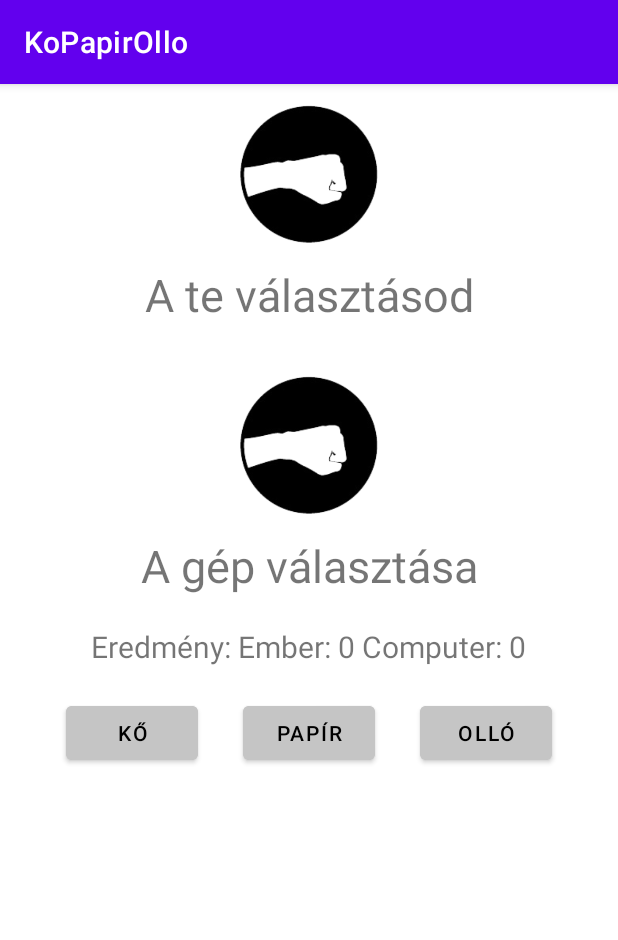
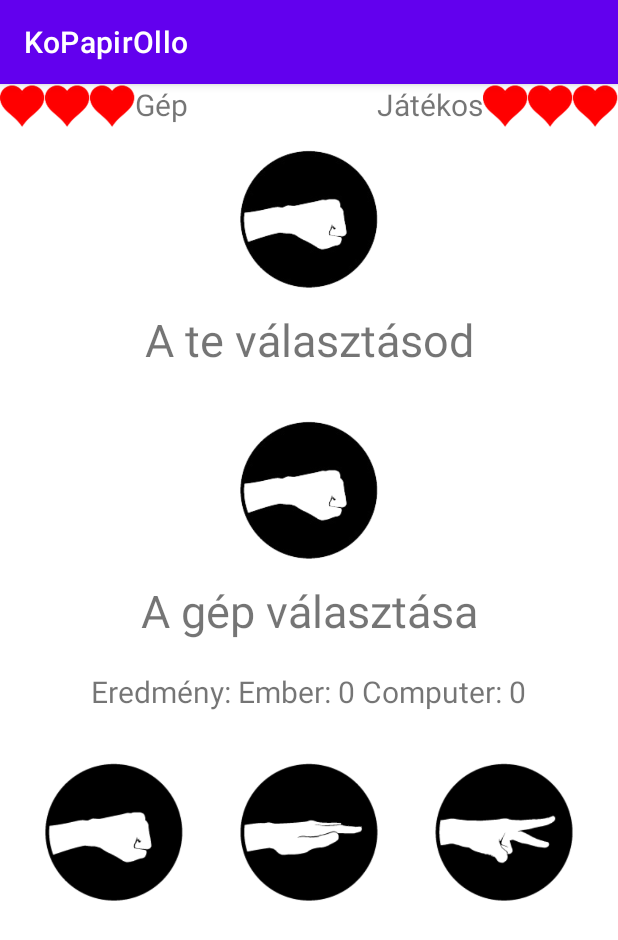
Before and after one commit to Maurisz02/as-KoPapirOllo, an Android app: the screen it shows after launch (MainActivity), on a phone screen of 412 x 824 dp. Shown: the top 940 px of the screen. Run offline under Robolectric (Android 15) with nearby library versions, the phone set to English and light mode, and no system bars.

Commit message:
Szorgalmi design kesz

```diff
--- a/app/src/main/java/com/example/kopapirollo/MainActivity.java
+++ b/app/src/main/java/com/example/kopapirollo/MainActivity.java
@@ -16,7 +16,7 @@ import java.util.Random;
 public class MainActivity extends AppCompatActivity {
 
     private ImageView koKep, gepKoKep;
-    private Button  koBtn, papirBtn, olloBtn;
+    private ImageView  koBtn, papirBtn, olloBtn;
     private TextView emberScore, gepScore;
     private int gepValasztas;
     private Random rnd;
--- a/app/src/main/res/layout/activity_main.xml
+++ b/app/src/main/res/layout/activity_main.xml
@@ -11,6 +11,92 @@
         android:layout_height="wrap_content"
         android:gravity="center"
         android:orientation="vertical">
+
+        <LinearLayout
+            android:layout_width="match_parent"
+            android:layout_height="wrap_content"
+            android:gravity="center">
+
+
+            <LinearLayout
+                android:layout_width="wrap_content"
+                android:layout_height="wrap_content"
+                android:layout_weight="1"
+                android:gravity="start">
+
+                <ImageView
+                    android:id="@+id/gHp1"
+                    android:layout_width="30dp"
+                    android:layout_height="30dp"
+                    android:src="@drawable/heart2"
+                    />
+
+                <ImageView
+                    android:id="@+id/gHp2"
+                    android:layout_width="30dp"
+                    android:layout_height="30dp"
+                    android:src="@drawable/heart2"
+                    />
+
+                <ImageView
+                    android:id="@+id/gHp3"
+                    android:layout_width="30dp"
+                    android:layout_height="30dp"
+                    android:src="@drawable/heart2"
+                    />
+
+                <TextView
+                    android:layout_width="wrap_content"
+                    android:layout_height="wrap_content"
+                    android:text="Gép"
+                    android:textAlignment="center"
+                    android:textSize="20sp" />
+
+            </LinearLayout>
+
+
+            <LinearLayout
+                android:layout_width="wrap_content"
+                android:layout_height="wrap_content"
+                android:layout_weight="1"
+                android:gravity="end">
+
+                <TextView
+                    android:layout_width="wrap_content"
+                    android:layout_height="wrap_content"
+                    android:text="Játékos"
+                    android:textAlignment="center"
+                    android:textSize="20sp" />
+
+                <ImageView
+                    android:id="@+id/eHp1"
+                    android:layout_width="30dp"
+                    android:layout_height="30dp"
+                    android:src="@drawable/heart2"
+                    />
+
+                <ImageView
+                    android:id="@+id/eHp2"
+                    android:layout_width="30dp"
+                    android:layout_height="30dp"
+                    android:src="@drawable/heart2"
+                    />
+
+                <ImageView
+                    android:id="@+id/eHp3"
+                    android:layout_width="30dp"
+                    android:layout_height="30dp"
+                    android:src="@drawable/heart2"
+                    />
+
+
+
+            </LinearLayout>
+
+
+
+
+        </LinearLayout>
 
         <ImageView
             android:id="@+id/koKep"
@@ -75,31 +161,33 @@
             android:layout_marginTop="20dp"
             android:gravity="center">
 
-            <Button
+            <ImageView
                 android:id="@+id/koBtn"
-                android:layout_width="wrap_content"
-                android:layout_height="wrap_content"
+                android:layout_width="120dp"
+                android:layout_height="120dp"
+                android:layout_marginRight="10dp"
+                android:layout_marginLeft="30dp"
+                android:background="@drawable/rock"
+                android:backgroundTint="@color/black"
+                />
+
+            <ImageView
+                android:id="@+id/papirBtn"
+                android:layout_width="120dp"
+                android:layout_height="120dp"
+                android:layout_marginRight="10dp"
+                android:background="@drawable/paper"
+                android:backgroundTint="@color/black"
+                />
+
+            <ImageView
+                android:id="@+id/olloBtn"
+                android:layout_width="120dp"
+                android:layout_height="120dp"
                 android:layout_marginRight="30dp"
-                android:backgroundTint="#C5C5C5"
-                android:text="KŐ"
-                android:textColor="@color/black" />
-
-            <Button
-                android:id="@+id/papirBtn"
-                android:layout_width="wrap_content"
-                android:layout_height="wrap_content"
-                android:layout_marginRight="30dp"
-                android:backgroundTint="#C5C5C5"
-                android:text="PAPÍR"
-                android:textColor="@color/black" />
-
-            <Button
-                android:id="@+id/olloBtn"
-                android:layout_width="wrap_content"
-                android:layout_height="wrap_content"
-                android:backgroundTint="#C5C5C5"
-                android:text="OLLÓ"
-                android:textColor="@color/black" />
+                android:background="@drawable/scissors"
+                android:backgroundTint="@color/black"
+                />
 
         </LinearLayout>
 
```
